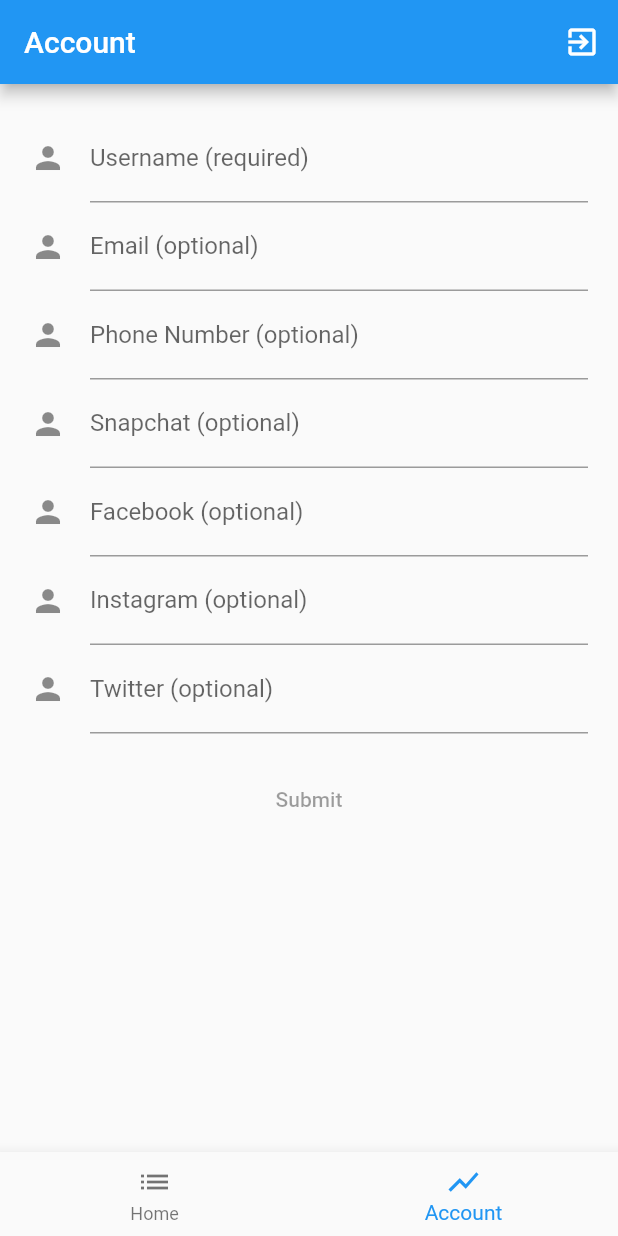
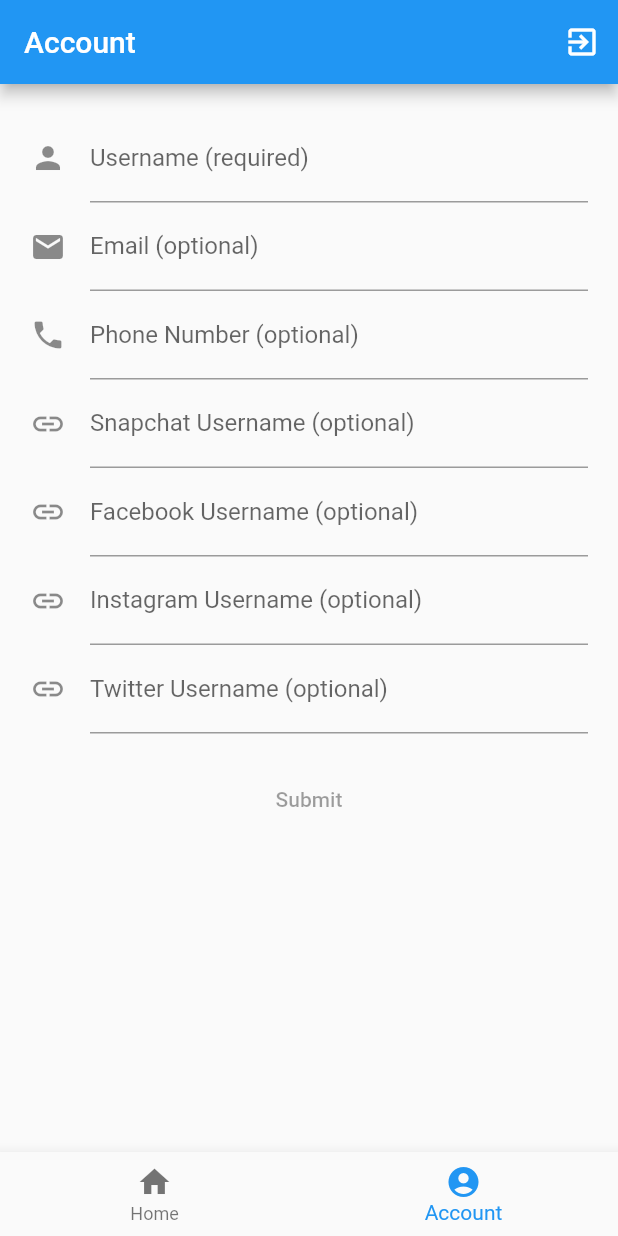
Before and after one commit to tedlasai/fast_swap, a Flutter app: the HomeScreen screen opened directly with empty values, item 2 of the bottom bar chosen, on a phone screen of 412 x 824 dp. Run offline on Flutter 3.47's test engine with Material 2 defaults, Android fonts, the phone set to English and light mode, and no system bars; our stand-ins replace bloc, cloud_firestore, connectivity, equatable, firebase_auth, firebase_dynamic_links and 6 more; missing offline and left inert: barcode_scan, esys_flutter_share, flutter_facebook_login, flutter_share_file; accounts and stored records are empty.

Commit message:
Changed some icons

```diff
--- a/lib/tab/tab_selector.dart
+++ b/lib/tab/tab_selector.dart
@@ -29,7 +29,7 @@ class _TabSelector extends State<TabSelector> {
       items: AppTab.values.map((tab) {
         return BottomNavigationBarItem(
           icon: Icon(
-            tab == AppTab.home ? Icons.list : Icons.show_chart,
+            tab == AppTab.home ? Icons.home : Icons.account_circle,
           ),
           title: Text(
             tab == AppTab.home ? 'Home' : 'Account',
--- a/lib/userGetData_bloc/userGetData_form.dart
+++ b/lib/userGetData_bloc/userGetData_form.dart
@@ -171,7 +171,7 @@ class _UserGetDataFormState extends State<UserGetDataForm> {
                   TextFormField(
                     controller: _emailController,
                     decoration: InputDecoration(
-                      icon: Icon(Icons.person),
+                      icon: Icon(Icons.email),
                       labelText: 'Email (optional)',
                     ),
                     keyboardType: TextInputType.emailAddress,
@@ -186,7 +186,7 @@ class _UserGetDataFormState extends State<UserGetDataForm> {
                   TextFormField(
                     controller: _phoneNumberController,
                     decoration: InputDecoration(
-                      icon: Icon(Icons.person),
+                      icon: Icon(Icons.phone),
                       labelText: 'Phone Number (optional)',
                     ),
                     keyboardType: TextInputType.text,
@@ -201,8 +201,8 @@ class _UserGetDataFormState extends State<UserGetDataForm> {
                   TextFormField(
                     controller: _snapchatController,
                     decoration: InputDecoration(
-                      icon: Icon(Icons.person),
-                      labelText: 'Snapchat (optional)',
+                      icon: Icon(Icons.link),
+                      labelText: 'Snapchat Username (optional)',
                     ),
                     keyboardType: TextInputType.text,
                     autovalidate: true,
@@ -216,8 +216,8 @@ class _UserGetDataFormState extends State<UserGetDataForm> {
                   TextFormField(
                     controller: _facebookController,
                     decoration: InputDecoration(
-                      icon: Icon(Icons.person),
-                      labelText: 'Facebook (optional)',
+                      icon: Icon(Icons.link),
+                      labelText: 'Facebook Username (optional)',
                     ),
                     keyboardType: TextInputType.text,
                     autovalidate: true,
@@ -231,8 +231,8 @@ class _UserGetDataFormState extends State<UserGetDataForm> {
                   TextFormField(
                     controller: _instagramController,
                     decoration: InputDecoration(
-                      icon: Icon(Icons.person),
-                      labelText: 'Instagram (optional)',
+                      icon: Icon(Icons.link),
+                      labelText: 'Instagram Username (optional)',
                     ),
                     keyboardType: TextInputType.text,
                     autovalidate: true,
@@ -246,8 +246,8 @@ class _UserGetDataFormState extends State<UserGetDataForm> {
                   TextFormField(
                     controller: _twitterController,
                     decoration: InputDecoration(
-                      icon: Icon(Icons.person),
-                      labelText: 'Twitter (optional)',
+                      icon: Icon(Icons.link),
+                      labelText: 'Twitter Username (optional)',
                     ),
                     keyboardType: TextInputType.text,
                     autovalidate: true,
```
